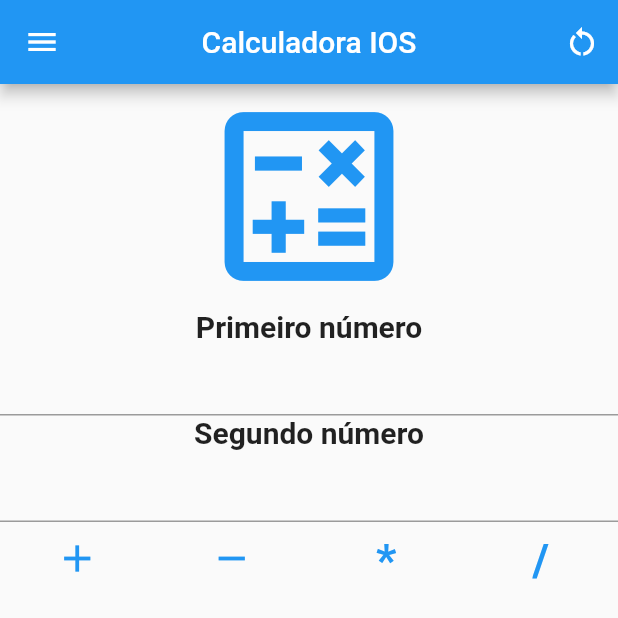
After one commit to viniciosazambuja/flutter-app-ADS, a Flutter app: the CalculadoraIOSPage screen opened directly, after a tap on the "add" icon, on a phone screen of 412 x 824 dp. The commit adds this screen. Shown: the top 618 px of the screen. Run offline on Flutter 3.47's test engine with Material 2 defaults, Android fonts, the phone set to English and light mode, and no system bars; network calls fail.

Commit message:
calculadora

```diff
--- a/lib/components/menu_component.dart
+++ b/lib/components/menu_component.dart
@@ -1,12 +1,12 @@
 import 'package:calculadora_imc/pages/calculadora_page.dart';
 
 import '../pages/about_page.dart';
+import '../pages/calculdadora_ios_page.dart';
 import '../pages/home_page.dart';
 import 'package:flutter/cupertino.dart';
 import 'package:flutter/material.dart';
 
-Widget Menu(BuildContext context)
-{
+Widget Menu(BuildContext context){
   return Drawer(
       child: ListView(
           children: <Widget>[
@@ -20,11 +20,11 @@ Widget Menu(BuildContext context)
                         fit: BoxFit.fill,
 
                         image:
-                        NetworkImage("https://www.pngall.com/wp-content/uploads/5/Profile-PNG-File.png"))),
+                        NetworkImage("https://pps.whatsapp.net/v/t61.24694-24/297740414_449257080415491_1331139987998636378_n.jpg?ccb=11-4&oh=01_AVzjmUOqCaUzK8ScTejEkrA22C1_BmeignsgBPSvUKfikQ&oe=634884BA"))),
               ),
               accountName: new Container(
                   child: Text(
-                    'Vinicios',
+                    'Vinicios Azambuja',
                     style: TextStyle(color: Colors.white, fontWeight: FontWeight.bold),
                   )),
               accountEmail: new Container(
@@ -34,30 +34,35 @@ Widget Menu(BuildContext context)
                   )),
             ),
             ListTile(
-              title: const Text('Calculadora IMC'),
-              onTap: () {
+              title: Text("Calculadora IMC"),
+              onTap: (){
                 Navigator.push(
-                    context,
-                    MaterialPageRoute(builder: (context) => HomePage(title: 'Calculadora IMC'))
-                );
+                  context,
+                  MaterialPageRoute(builder: (context) => HomePage(title: 'Calculadora IMC')),);
               },
             ),
             ListTile(
-              title: const Text('Calculadora Simples'),
-              onTap: () {
+              title: Text("Calculadora"),
+              onTap: (){
                 Navigator.push(
-                    context,
-                    MaterialPageRoute(builder: (context) => CalculadoraPage(title: 'Calculadora'))
-                );
+                  context,
+                  MaterialPageRoute(builder: (context) => CalculadoraPage(title: 'Calculadora')),);
               },
             ),
             ListTile(
-              title: const Text('Sobre'),
-              onTap: () {
+              title: Text("Calculadora IOS"),
+              onTap: (){
                 Navigator.push(
-                    context,
-                    MaterialPageRoute(builder: (context) => AboutPage(title: 'Sobre'))
-                );
+                  context,
+                  MaterialPageRoute(builder: (context) => CalculadoraIOSPage(title: 'Calculadora IOS')),);
+              },
+            ),
+            ListTile(
+              title: Text("Sobre"),
+              onTap: (){
+                Navigator.push(
+                  context,
+                  MaterialPageRoute(builder: (context) => AboutPage(title: 'Sobre')),);
               },
             ),
           ]
--- a/lib/pages/calculadora_page.dart
+++ b/lib/pages/calculadora_page.dart
@@ -124,6 +124,7 @@ class _CalculadoraPageState extends State<CalculadoraPage> {
               TextField(
                   textAlign: TextAlign.center,
                   controller: _inputControllerNum,
+                  keyboardType: TextInputType.number,
                   style: TextStyle(fontSize: 16)),
               Text(
                 'Segundo número',
@@ -133,6 +134,7 @@ class _CalculadoraPageState extends State<CalculadoraPage> {
               TextField(
                   textAlign: TextAlign.center,
                   controller: _inputControllerNum2,
+                  keyboardType: TextInputType.number,
                   style: TextStyle(fontSize: 16)),
               Row(
                   mainAxisAlignment: MainAxisAlignment.spaceAround,
--- /dev/null
+++ b/lib/pages/calculdadora_ios_page.dart
@@ -0,0 +1,226 @@
+
+import 'package:flutter/cupertino.dart';
+import 'package:flutter/material.dart';
+
+import '../components/menu_component.dart';
+
+class CalculadoraIOSPage extends StatefulWidget {
+  const CalculadoraIOSPage({Key? key, required this.title}) : super(key: key);
+  final String title;
+
+  @override
+  State<CalculadoraIOSPage> createState() => _CalculadoraIOSPage();
+}
+
+class _CalculadoraIOSPage extends State<CalculadoraIOSPage> {
+  late double _num, _num2 = 0;
+  String _resultado = '';
+
+
+
+  final _inputControllerNum = TextEditingController();
+  final _inputControllerNum2 = TextEditingController();
+
+  List<String> _list =[];
+
+  void _setList() {
+    _list.add(_resultado);
+    _inputControllerNum.clear();
+    _inputControllerNum2.clear();
+
+    setState(() {
+      _list = _list;
+    });
+  }
+
+  void _limpaLista() {
+    _list.clear();
+
+    setState(() {
+      _list = _list;
+    });
+  }
+
+  void _diminuir(){
+
+    _num = double.parse(_inputControllerNum.text);
+    _num2 = double.parse(_inputControllerNum2.text);
+
+    double resultadoDim = _num - _num2;
+    _resultado = resultadoDim.toString();
+
+    _setList();
+  }
+
+  void _somar(){
+
+    _num = double.parse(_inputControllerNum.text);
+    _num2 = double.parse(_inputControllerNum2.text);
+
+    double resultadoSoma = _num + _num2;
+    _resultado = resultadoSoma.toString();
+
+    _setList();
+  }
+
+  void _multiplicar(){
+
+    _num = double.parse(_inputControllerNum.text);
+    _num2 = double.parse(_inputControllerNum2.text);
+
+    double resultadoSoma = _num * _num2;
+    _resultado = resultadoSoma.toString();
+
+    _setList();
+  }
+
+  void _dividir(){
+
+    _num = double.parse(_inputControllerNum.text);
+    _num2 = double.parse(_inputControllerNum2.text);
+
+    double resultadoSoma = _num / _num2;
+    _resultado = resultadoSoma.toString();
+
+    _setList();
+  }
+
+  @override
+  Widget build(BuildContext context) {
+    return Scaffold(
+      appBar: AppBar(
+        centerTitle: true,
+        title: Text(widget.title, textAlign: TextAlign.center),
+        actions: <Widget>[
+          IconButton(
+            icon: Icon(
+              Icons.restart_alt,
+              color: Colors.white,
+            ),
+            onPressed: _limpaLista,
+          )
+        ],
+      ),
+      drawer: Menu(context),
+      body: SingleChildScrollView(
+        child: Column(
+            mainAxisAlignment: MainAxisAlignment.center,
+            children: <Widget>[
+              Row(
+                  mainAxisAlignment: MainAxisAlignment.center,
+                  crossAxisAlignment: CrossAxisAlignment.start,
+                  children: [
+                    Icon(
+                      Icons.calculate_outlined,
+                      size: 150,
+                      color: Colors.blue,
+                    ),
+                  ]),
+              Text(
+                'Primeiro número',
+                textAlign: TextAlign.left,
+                style: TextStyle(fontSize: 20, fontWeight: FontWeight.bold),
+              ),
+              TextField(
+                  textAlign: TextAlign.center,
+                  controller: _inputControllerNum,
+                  keyboardType: TextInputType.number,
+                  style: TextStyle(fontSize: 16)),
+              Text(
+                'Segundo número',
+                textAlign: TextAlign.left,
+                style: TextStyle(fontSize: 20, fontWeight: FontWeight.bold),
+              ),
+              TextField(
+                  textAlign: TextAlign.center,
+                  controller: _inputControllerNum2,
+                  keyboardType: TextInputType.number,
+                  style: TextStyle(fontSize: 16)),
+              Row(
+                  mainAxisAlignment: MainAxisAlignment.spaceAround,
+                  crossAxisAlignment: CrossAxisAlignment.start,
+                  children: [
+                    IconButton(
+                      icon: const Icon(Icons.add,
+                        size: 30,
+                        color: Colors.blue,),
+                      tooltip: 'Mais',
+                      onPressed: () {
+                        setState(() {
+                          _somar();
+                        });
+                      },
+                    ),
+                    IconButton(
+                      icon: const Icon(Icons.remove,
+                        size: 30,
+                        color: Colors.blue,),
+                      tooltip: 'Menos',
+                      onPressed: () {
+                        setState(() {
+                          _diminuir();
+                        });
+                      },
+                    ),
+                    IconButton(
+                      icon: Text("*",
+                          style: TextStyle(fontSize: 30, color: Colors.blue, fontWeight: FontWeight.bold)),
+                      tooltip: 'Vezes',
+                      onPressed: () {
+                        setState(() {
+                          _multiplicar();
+                        });
+                      },
+                    ),
+                    IconButton(
+                      icon: Text("/",
+                          style: TextStyle(fontSize: 30, color: Colors.blue, fontWeight: FontWeight.bold)),
+                      tooltip: 'Divisao',
+                      onPressed: () {
+                        setState(() {
+                          _dividir();
+                        });
+                      },
+                    ),
+                  ]),
+              Row(
+                  mainAxisAlignment: MainAxisAlignment.center,
+                  crossAxisAlignment: CrossAxisAlignment.start,
+                  children: [
+                    Text(
+                      '$_resultado',
+                      style: TextStyle(fontSize: 30),
+                    ),
+                  ]),
+              SizedBox(
+                height: 10,
+              ),
+              SizedBox(
+                  height: 500,
+                  child: ListView.builder(
+                      padding: const EdgeInsets.all(8),
+                      itemCount: _list.length,
+                      itemBuilder: (BuildContext context, int index) {
+                        return ListTile(
+                            title: Text('${_list[index]}',style: TextStyle(fontSize: 16)),
+                            trailing: IconButton(
+                              icon: Icon(
+                                Icons.delete,
+                                color: Colors.red,
+                              ),
+                              onPressed: () {
+                                _list.removeAt(index);
+
+                                setState(() {
+                                  _list = _list;
+                                });
+                              },
+                            )
+                        );
+                      })),
+            ]
+        ),
+      ),
+    );
+  }
+}
```
Also changed, not shown: 3 other files.
